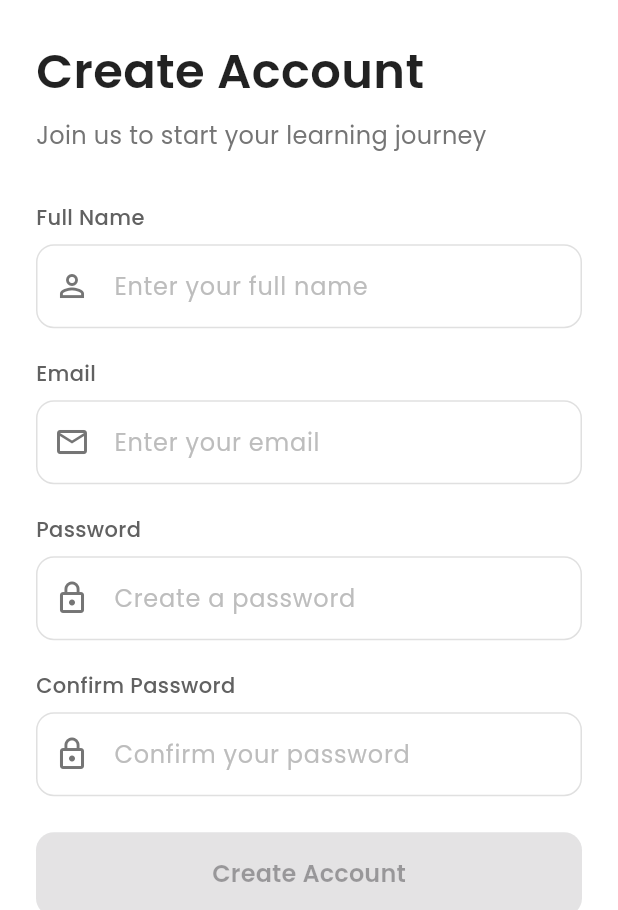
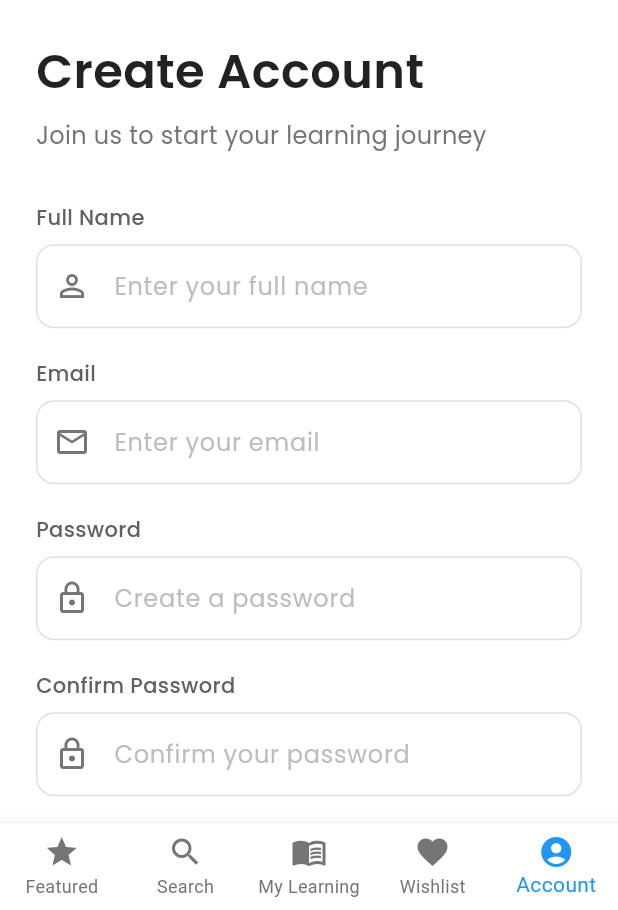
Before and after one commit to berkayvuranok/egitimciler, a Flutter app: the SignUpView screen opened by its route, on a phone screen of 412 x 824 dp, the part 326-1236 px from its top. Run offline on Flutter 3.47's test engine with Material 3 defaults, Android fonts, the phone set to English and light mode, and no system bars; our stand-ins replace equatable, flutter_bloc, flutter_dotenv, google_fonts, image_picker, shared_preferences and 1 more; accounts and stored records are empty.

Commit message:
refactor: i added bottom bar for stabilization

```diff
--- a/lib/app/views/view_signup/signup_view.dart
+++ b/lib/app/views/view_signup/signup_view.dart
@@ -6,6 +6,7 @@ import 'package:google_fonts/google_fonts.dart';
 import 'package:egitimciler/app/views/view_signup/view_model/signup_event.dart';
 import 'package:egitimciler/app/views/view_signup/view_model/signup_state.dart';
 import 'package:egitimciler/app/views/view_signup/view_model/signup_view_model.dart';
+
 
 class SignUpView extends StatelessWidget {
   const SignUpView({super.key});
@@ -663,6 +664,24 @@ class SignUpView extends StatelessWidget {
             );
           },
         ),
+        bottomNavigationBar: _buildBottomNavBar(context, 4, (index) {
+          if (index != 4) {
+            switch (index) {
+              case 0:
+                Navigator.pushNamed(context, '/home');
+                break;
+              case 1:
+                Navigator.pushNamed(context, '/search');
+                break;
+              case 2:
+                Navigator.pushNamed(context, '/my_learning');
+                break;
+              case 3:
+                Navigator.pushNamed(context, '/wishlist');
+                break;
+            }
+          }
+        }),
       ),
     );
   }
@@ -683,4 +702,27 @@ class SignUpView extends StatelessWidget {
     if (!password.contains(RegExp(r'[!@#$%^&*(),.?":{}|<>]'))) return false;
     return true;
   }
+
+  Widget _buildBottomNavBar(BuildContext context, int currentIndex, Function(int) onTap) {
+    final loc = AppLocalizations.of(context);
+
+    return BottomNavigationBar(
+      currentIndex: currentIndex,
+      backgroundColor: Colors.white,
+      type: BottomNavigationBarType.fixed,
+      selectedItemColor: Colors.blue,
+      unselectedItemColor: Colors.grey.shade600,
+      showUnselectedLabels: true,
+      onTap: (index) {
+        onTap(index);
+      },
+      items: [
+        BottomNavigationBarItem(icon: const Icon(Icons.star), label: loc.featured),
+        BottomNavigationBarItem(icon: const Icon(Icons.search), label: loc.search),
+        BottomNavigationBarItem(icon: const Icon(Icons.menu_book), label: loc.myLearning),
+        BottomNavigationBarItem(icon: const Icon(Icons.favorite), label: loc.wishlist),
+        BottomNavigationBarItem(icon: const Icon(Icons.account_circle), label: loc.account),
+      ],
+    );
+  }
 }
```
